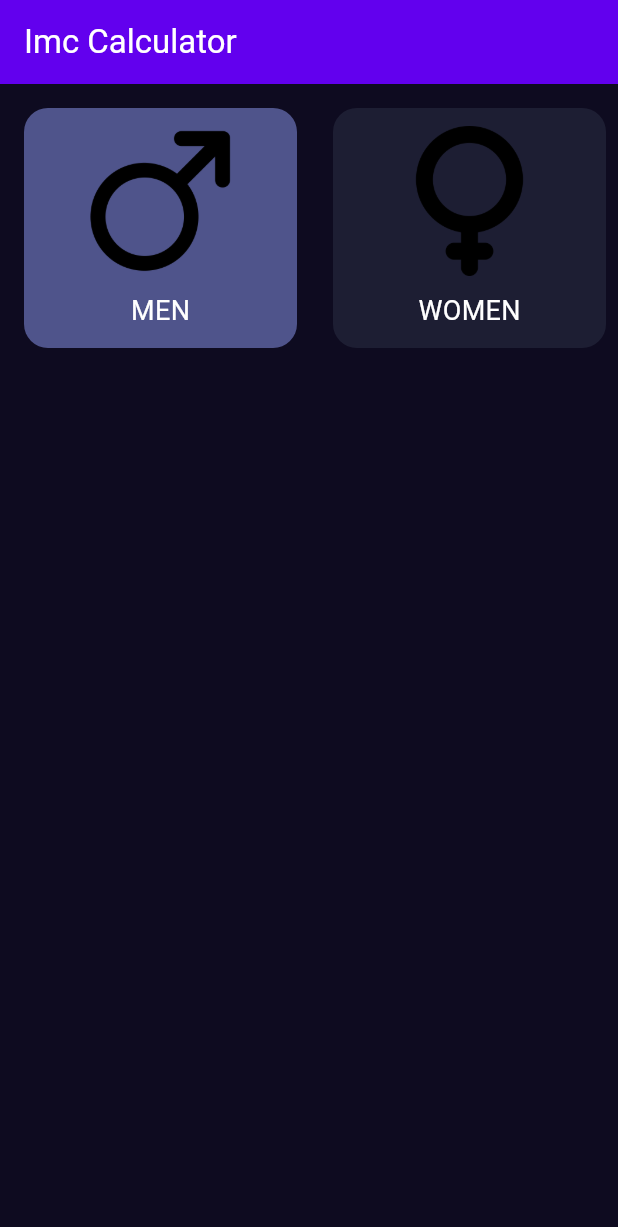
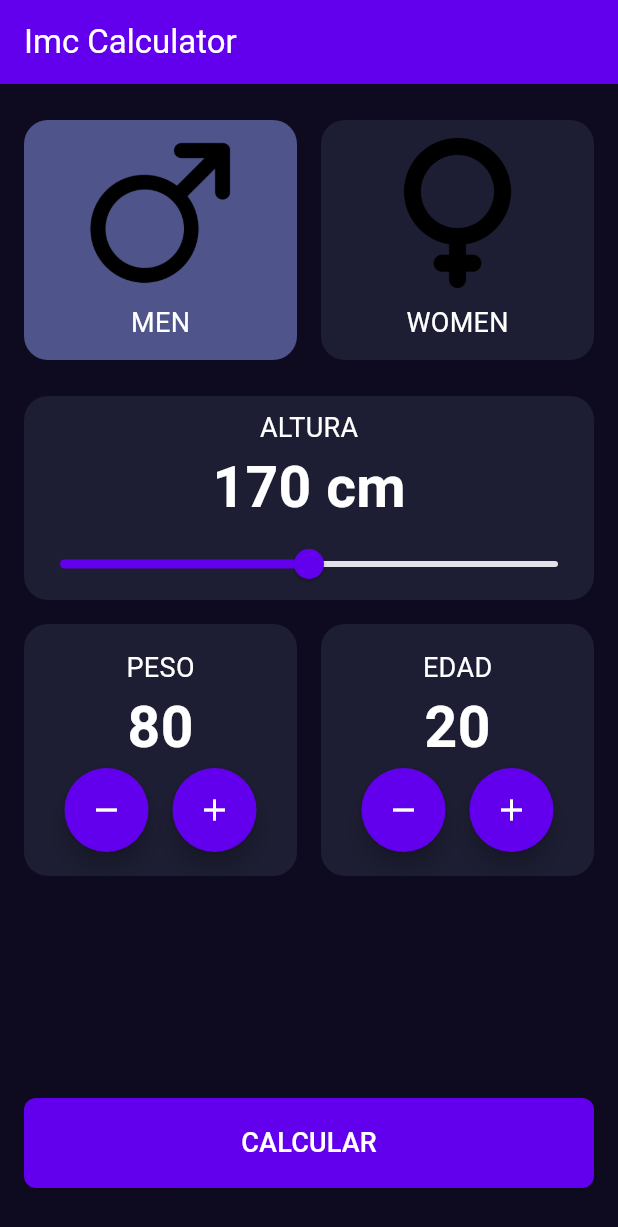
Before and after one commit to rafabarbeytodev/imc, a Flutter app: the screen it shows after launch, on a phone screen of 412 x 824 dp. Shown: the top 1227 px of the screen. Run offline on Flutter 3.47's test engine with Material 3 defaults, Android fonts, the phone set to English and light mode, and no system bars.

Commit message:
Add HeightSelector and NumberSelector components; update GenderSelector to use new onPressed signature and integrate components in IMC home screen

```diff
--- a/lib/components/gender_selector.dart
+++ b/lib/components/gender_selector.dart
@@ -1,4 +1,3 @@
-import 'dart:developer';
 
 import 'package:flutter/material.dart';
 import 'package:imc/core/app_color.dart';
@@ -15,7 +14,8 @@ class GenderSelector extends StatefulWidget {
   final String gender;
   final String image;
   final bool? selectedGender;
-  final VoidCallback onPressed;
+  //final VoidCallback onPressed; //No devuelve nada
+  final void Function(int,String) onPressed; //Devuelve un entero y un string
 
   @override
   State<GenderSelector> createState() => _GenderSelectorState();
@@ -27,11 +27,11 @@ class _GenderSelectorState extends State<GenderSelector> {
   Widget build(BuildContext context) {
     return Expanded(
       child: GestureDetector( onTap: (){
-        log("prueba",name: "RAFADEVELOP");
-        widget.onPressed();
+        //widget.onPressed(); // No devuelve nada y se usa final VoidCallback onPressed;
+        widget.onPressed(45, "Perfecto");
       },
           child: Padding(
-            padding: const EdgeInsets.only(left:16,top:16,bottom:16, right:8),
+            padding: const EdgeInsets.only(left:8,top:8,bottom:8, right:8),
             child: Container(
               decoration: BoxDecoration(
                 color: widget.selectedGender == true ?
--- /dev/null
+++ b/lib/components/height_selector.dart
@@ -0,0 +1,63 @@
+import 'package:flutter/material.dart';
+import 'package:imc/core/app_color.dart';
+import 'package:imc/core/constants.dart';
+import 'package:imc/core/text_styles.dart';
+
+class HeightSelector extends StatefulWidget {
+
+  final Function(int) onChange;
+
+  const HeightSelector({super.key, required this.onChange});
+
+  @override
+  State<HeightSelector> createState() => _HeightSelectorState();
+}
+
+class _HeightSelectorState extends State<HeightSelector> {
+
+  double height = Constants.heightInitial; //Altura inicial
+
+  @override
+  Widget build(BuildContext context) {
+    return Padding(
+      padding: const EdgeInsets.only(left: 16, right: 16),
+      child: Container(
+        decoration: BoxDecoration(
+          color: AppColors.backgroundComponent,
+          borderRadius: BorderRadius.circular(16),
+        ),
+        child: Column(
+          children: [
+            Padding(
+              padding: const EdgeInsets.only(top: 8),
+              child: Text("ALTURA", style: TextStyles.bodyText),
+            ),
+            Text(
+              "${height.toStringAsFixed(0)} cm",
+              style: TextStyle(
+                fontSize: 38,
+                fontWeight: FontWeight.bold,
+                color: Colors.white,
+              ),
+            ),
+            Slider(
+              value: height,
+              min: Constants.heightMin,
+              max: Constants.heightMax,
+              divisions:
+                  Constants.heightMax.toInt() - Constants.heightMin.toInt(),
+              activeColor: AppColors.primary,
+              //label: height.toStringAsFixed(0),
+              onChanged: (double value) {
+                setState(() {
+                  height = value;
+                });
+                widget.onChange(value.toInt());
+              },
+            ),
+          ],
+        ),
+      ),
+    );
+  }
+}
--- /dev/null
+++ b/lib/components/number_selector.dart
@@ -0,0 +1,71 @@
+import 'package:flutter/material.dart';
+import 'package:imc/core/app_color.dart';
+import 'package:imc/core/text_styles.dart';
+
+class NumberSelector extends StatefulWidget {
+  final String title;
+  final int value;
+  final Function() onIncrement;
+  final Function() onDecrement;
+
+  const NumberSelector({
+    super.key,
+    required this.title,
+    required this.value,
+    required this.onIncrement,
+    required this.onDecrement,
+  });
+
+  @override
+  State<NumberSelector> createState() => _NumberSelectorState();
+}
+
+class _NumberSelectorState extends State<NumberSelector> {
+  @override
+  Widget build(BuildContext context) {
+    return Container(
+      decoration: BoxDecoration(
+        color: AppColors.backgroundComponent,
+        borderRadius: BorderRadius.circular(16),
+      ),
+      child: Padding(
+        padding: const EdgeInsets.all(16),
+        child: Column(
+          children: [
+            Text(widget.title, style: TextStyles.bodyText),
+            Text(
+              widget.value.toString(),
+              style: TextStyle(
+                fontSize: 38,
+                fontWeight: FontWeight.bold,
+                color: Colors.white,
+              ),
+            ),
+            Row(
+              mainAxisAlignment: MainAxisAlignment.center,
+              children: [
+                FloatingActionButton(
+                  onPressed: () {
+                    widget.onDecrement();
+                  },
+                  shape: CircleBorder(),
+                  backgroundColor: AppColors.primary,
+                  child: Icon(Icons.remove, color: Colors.white),
+                ),
+                SizedBox(width: 16),
+                FloatingActionButton(
+                  onPressed: () {
+                    widget.onIncrement();
+                  },
+                  shape: CircleBorder(),
+                  backgroundColor: AppColors.primary,
+                  child: Icon(Icons.add, color: Colors.white),
+                ),
+              ],
+            ),
+          ],
+        ),
+      ),
+    );
+  }
+}
--- a/lib/core/constants.dart
+++ b/lib/core/constants.dart
@@ -1,4 +1,12 @@
 class Constants {
 
+  static const int genderMale = 0;
+  static const int genderFemale = 1;
 
+  static const double heightMin = 120;
+  static const double heightMax = 220;
+  static const double heightInitial = 170;
+  static const double weightInitial = 80;
+  static const double edgeInitial = 20;
+  static const double edgeMax = 150;
 }
--- a/lib/screens/imc_home_screen.dart
+++ b/lib/screens/imc_home_screen.dart
@@ -1,5 +1,12 @@
+import 'dart:developer';
+
 import 'package:flutter/material.dart';
 import 'package:imc/components/gender_selector.dart';
+import 'package:imc/components/height_selector.dart';
+import 'package:imc/components/number_selector.dart';
+import 'package:imc/core/app_color.dart';
+import 'package:imc/core/constants.dart';
+import 'package:imc/core/text_styles.dart';
 
 class ImcHomeScreen extends StatefulWidget {
   const ImcHomeScreen({super.key});
@@ -9,29 +16,125 @@ class ImcHomeScreen extends StatefulWidget {
 }
 
 class _ImcHomeScreenState extends State<ImcHomeScreen> {
-
   bool selectedMale = true;
   bool selectedFemale = false;
+  int selectedEdge = Constants.edgeInitial.toInt();
+  int selectedWeight = Constants.weightInitial.toInt();
+  int selectedHeight = Constants.heightMin.toInt();
+  int selectedGender = Constants.genderMale;
 
   @override
   Widget build(BuildContext context) {
+    log("Genero seleccionado $selectedGender", name: "RAFADEVELOP");
     return Column(
       children: [
-        Row(
+        Padding(
+          padding: const EdgeInsets.only(
+            left: 8,
+            top: 16,
+            bottom: 16,
+            right: 8,
+          ),
+          child: Row(
             children: [
-          GenderSelector(gender: "Men", image: "assets/images/male.png", selectedGender: selectedMale,onPressed: () {
+              GenderSelector(
+                gender: "Men",
+                image: "assets/images/male.png",
+                selectedGender: selectedMale,
+                onPressed: (int value, String message) {
                   setState(() {
                     selectedMale = !selectedMale;
                     selectedFemale = !selectedMale;
+                    selectedMale == true
+                        ? selectedGender = Constants.genderMale
+                        : selectedGender = Constants.genderFemale;
                   });
-          }),
-          GenderSelector(gender: "Women", image: "assets/images/female.png", selectedGender: selectedFemale,onPressed: () {
+                },
+              ),
+              GenderSelector(
+                gender: "Women",
+                image: "assets/images/female.png",
+                selectedGender: selectedFemale,
+                onPressed: (int value, String message) {
                   setState(() {
                     selectedFemale = !selectedFemale;
                     selectedMale = !selectedFemale;
+                    selectedMale == true
+                        ? selectedGender = Constants.genderMale
+                        : selectedGender = Constants.genderFemale;
                   });
-          }),
-      ])
+                },
+              ),
+            ],
+          ),
+        ),
+        HeightSelector(
+          onChange: (int heightSelected) {
+            setState(() {
+              selectedHeight = heightSelected;
+            });
+          },
+        ),
+        Padding(
+          padding: const EdgeInsets.all(16),
+          child: Row(
+            children: [
+              Expanded(
+                child: NumberSelector(
+                  title: "PESO",
+                  value: selectedWeight,
+                  onIncrement: () {
+                    setState(() {
+                      selectedWeight++;
+                    });
+                  },
+                  onDecrement: () {
+                    setState(() {
+                      if (selectedWeight > 0) selectedWeight--;
+                    });
+                  },
+                ),
+              ),
+              SizedBox(width: 16),
+              Expanded(
+                child: NumberSelector(
+                  title: "EDAD",
+                  value: selectedEdge,
+                  onIncrement: () {
+                    setState(() {
+                      if (selectedEdge < Constants.edgeMax) selectedEdge++;
+                    });
+                  },
+                  onDecrement: () {
+                    setState(() {
+                      if (selectedEdge > 0) selectedEdge--;
+                    });
+                  },
+                ),
+              ),
+            ],
+          ),
+        ),
+        Spacer(),
+        Padding(
+          padding: const EdgeInsets.only(left: 16, right: 16, bottom: 32),
+          child: SizedBox(
+            height: 60,
+            width: double.infinity,
+            child: ElevatedButton(
+              onPressed: () {},
+              style: ButtonStyle(
+                shape: WidgetStateProperty.all(
+                  RoundedRectangleBorder(
+                    borderRadius: BorderRadius.circular(8),
+                  ),
+                ),
+                backgroundColor: WidgetStateProperty.all(AppColors.primary),
+              ),
+              child: Text("CALCULAR", style: TextStyles.bodyText),
+            ),
+          ),
+        ),
       ],
     );
   }
```
Lines whose indentation alone changed are shown as unchanged.
